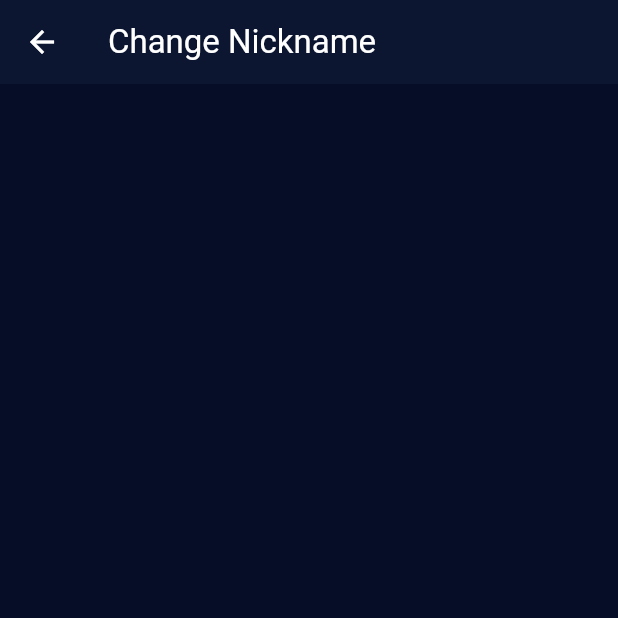
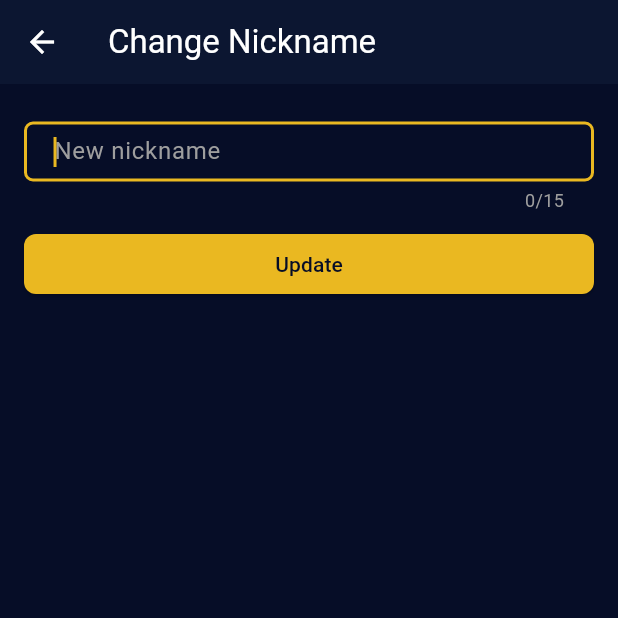
Before and after one commit to kobetskiy/cryptex, a Flutter app: the NickNameSettingsScreen screen opened by its route, on a phone screen of 412 x 824 dp, the top half of it. Run offline on Flutter 3.47's test engine with Material 3 defaults, Android fonts, the phone set to English and light mode, and no system bars; our stand-ins replace auto_route, bloc, equatable, flutter_bloc, flutter_svg, shared_preferences; accounts and stored records are empty; network calls fail.

Commit message:
added change nickname screen

```diff
--- a/lib/features/assets/view/bloc/asset_actions_bloc.dart
+++ b/lib/features/assets/view/bloc/asset_actions_bloc.dart
@@ -10,9 +10,9 @@ class AssetActionsBloc extends Bloc<AssetActionsEvent, AssetActionsState> {
   AssetActionsBloc({required AssetActionsRepositoryInterface repository})
     : _assetActionsRepository = repository,
       super(AssetActionsInitial()) {
-    on<DepositEvent>(_depositEvent);
-    on<WithdrawEvent>(_withdrawEvent);
-    on<SendCryptoEvent>(_sendCryptoEvent);
+    on<Deposit>(_depositEvent);
+    on<Withdraw>(_withdrawEvent);
+    on<SendCrypto>(_sendCryptoEvent);
   }
 
   Future<void> _depositEvent(
--- a/lib/features/assets/view/bloc/asset_actions_event.dart
+++ b/lib/features/assets/view/bloc/asset_actions_event.dart
@@ -7,8 +7,8 @@ sealed class AssetActionsEvent extends Equatable {
   List<Object> get props => [];
 }
 
-final class DepositEvent extends AssetActionsEvent {}
+final class Deposit extends AssetActionsEvent {}
 
-final class WithdrawEvent extends AssetActionsEvent {}
+final class Withdraw extends AssetActionsEvent {}
 
-final class SendCryptoEvent extends AssetActionsEvent {}
+final class SendCrypto extends AssetActionsEvent {}
--- /dev/null
+++ b/lib/features/settings/repositories/repositories.dart
@@ -0,0 +1,6 @@
+// repositories.dart exports
+// generated by: https://marketplace.visualstudio.com/items?itemName=elmsec.dart-flutter-exports:
+
+
+export 'settings_repository.dart';
+export 'settings_repository_interface.dart';
--- /dev/null
+++ b/lib/features/settings/view/bloc/settings_bloc.dart
@@ -0,0 +1,55 @@
+import 'package:bloc/bloc.dart';
+import 'package:cryptex/features/settings/repositories/repositories.dart';
+import 'package:equatable/equatable.dart';
+
+part 'settings_event.dart';
+part 'settings_state.dart';
+
+class SettingsBloc extends Bloc<SettingsEvent, SettingsState> {
+  final SettingsRepositoryInterface _settingsRepository;
+  SettingsBloc({required SettingsRepositoryInterface repository})
+    : _settingsRepository = repository,
+      super(SettingsInitial()) {
+    on<ChangeNickname>(_changeNickname);
+    on<CopyId>(_copyId);
+    on<SetAppLock>(_setAppLock);
+  }
+
+  Future<void> _changeNickname(
+    ChangeNickname event,
+    Emitter<SettingsState> emit,
+  ) async {
+    try {
+      emit(SettingsLoading());
+      await _settingsRepository.changeNickname(event.newNickname);
+      emit(SettingsSuccess());
+    } on Exception catch (e) {
+      emit(SettingsFailure(e));
+    }
+  }
+
+  Future<void> _copyId(
+    CopyId event,
+    Emitter<SettingsState> emit,
+  ) async {
+    try {
+      emit(SettingsLoading());
+      await _settingsRepository.copyId();
+      emit(SettingsSuccess());
+    } on Exception catch (e) {
+      emit(SettingsFailure(e));
+    }
+  }
+  Future<void> _setAppLock(
+    SetAppLock event,
+    Emitter<SettingsState> emit,
+  ) async {
+    try {
+      emit(SettingsLoading());
+      await _settingsRepository.setAppLock(event.passCode);
+      emit(SettingsSuccess());
+    } on Exception catch (e) {
+      emit(SettingsFailure(e));
+    }
+  }
+}
--- /dev/null
+++ b/lib/features/settings/view/bloc/settings_event.dart
@@ -0,0 +1,22 @@
+part of 'settings_bloc.dart';
+
+sealed class SettingsEvent extends Equatable {
+  const SettingsEvent();
+
+  @override
+  List<Object> get props => [];
+}
+
+final class ChangeNickname extends SettingsEvent {
+  final String newNickname;
+
+  const ChangeNickname({required this.newNickname});
+}
+
+final class CopyId extends SettingsEvent {}
+
+final class SetAppLock extends SettingsEvent {
+  final String passCode;
+
+  const SetAppLock({required this.passCode});
+}
--- /dev/null
+++ b/lib/features/settings/view/bloc/settings_state.dart
@@ -0,0 +1,20 @@
+part of 'settings_bloc.dart';
+
+sealed class SettingsState extends Equatable {
+  const SettingsState();
+
+  @override
+  List<Object> get props => [];
+}
+
+final class SettingsInitial extends SettingsState {}
+
+final class SettingsLoading extends SettingsState {}
+
+final class SettingsSuccess extends SettingsState {}
+
+final class SettingsFailure extends SettingsState {
+  final Object error;
+
+  const SettingsFailure(this.error);
+}
--- a/lib/features/settings/view/nick_name_settings_screen.dart
+++ b/lib/features/settings/view/nick_name_settings_screen.dart
@@ -1,7 +1,10 @@
 import 'package:auto_route/auto_route.dart';
+import 'package:cryptex/core/ui/theme/theme.dart';
 import 'package:cryptex/core/ui/widgets/widgets.dart';
+import 'package:cryptex/features/settings/view/bloc/settings_bloc.dart';
 import 'package:cryptex/generated/l10n.dart';
 import 'package:flutter/material.dart';
+import 'package:flutter_bloc/flutter_bloc.dart';
 
 @RoutePage()
 class NickNameSettingsScreen extends StatefulWidget {
@@ -12,10 +15,72 @@ class NickNameSettingsScreen extends StatefulWidget {
 }
 
 class _NickNameSettingsScreenState extends State<NickNameSettingsScreen> {
+  final _nicknameController = TextEditingController();
+
+  @override
+  void initState() {
+    super.initState();
+    _nicknameController.addListener(_onTextChanged);
+  }
+
+  void _onTextChanged() {
+    if (mounted) setState(() {});
+  }
+
+  void _changeNickname() {
+    context.read<SettingsBloc>().add(
+      ChangeNickname(newNickname: _nicknameController.text.trim()),
+    );
+  }
+
+  @override
+  void dispose() {
+    _nicknameController.removeListener(_onTextChanged);
+    _nicknameController.dispose();
+    super.dispose();
+  }
+
   @override
   Widget build(BuildContext context) {
+    final theme = Theme.of(context);
     return BaseScaffold(
       appBar: AppBar(title: Text(S.of(context).changeNickname)),
+      body: Column(
+        children: [
+          const SizedBox(height: 25),
+          TextField(
+            controller: _nicknameController,
+            maxLength: 15,
+            cursorHeight: 20,
+            autofocus: true,
+            decoration: InputDecoration(
+              isCollapsed: true,
+              contentPadding: const EdgeInsets.symmetric(
+                horizontal: 16,
+                vertical: 8,
+              ),
+              border: OutlineInputBorder(
+                borderRadius: BorderRadius.circular(6),
+              ),
+              hintText: S.of(context).newNickname,
+              hintStyle: TextStyle(color: theme.colorScheme.grey),
+              counter: Align(
+                alignment: Alignment.centerRight,
+                child: Text(
+                  '${_nicknameController.text.length}/15',
+                  style: const TextStyle(fontSize: 12, color: Colors.grey),
+                ),
+              ),
+            ),
+          ),
+          const SizedBox(height: 10),
+          PrimaryButton(
+            isExpanded: true,
+            onPressed: _changeNickname,
+            child: Text('Update'),
+          ),
+        ],
+      ),
     );
   }
 }
```
Also changed, not shown: lib/app/app_initializer.dart (+11 -0 lines), lib/features/settings/repositories/settings_repository.dart (added, +61 -0 lines), lib/features/settings/repositories/settings_repository_interface.dart (added, +11 -0 lines).
